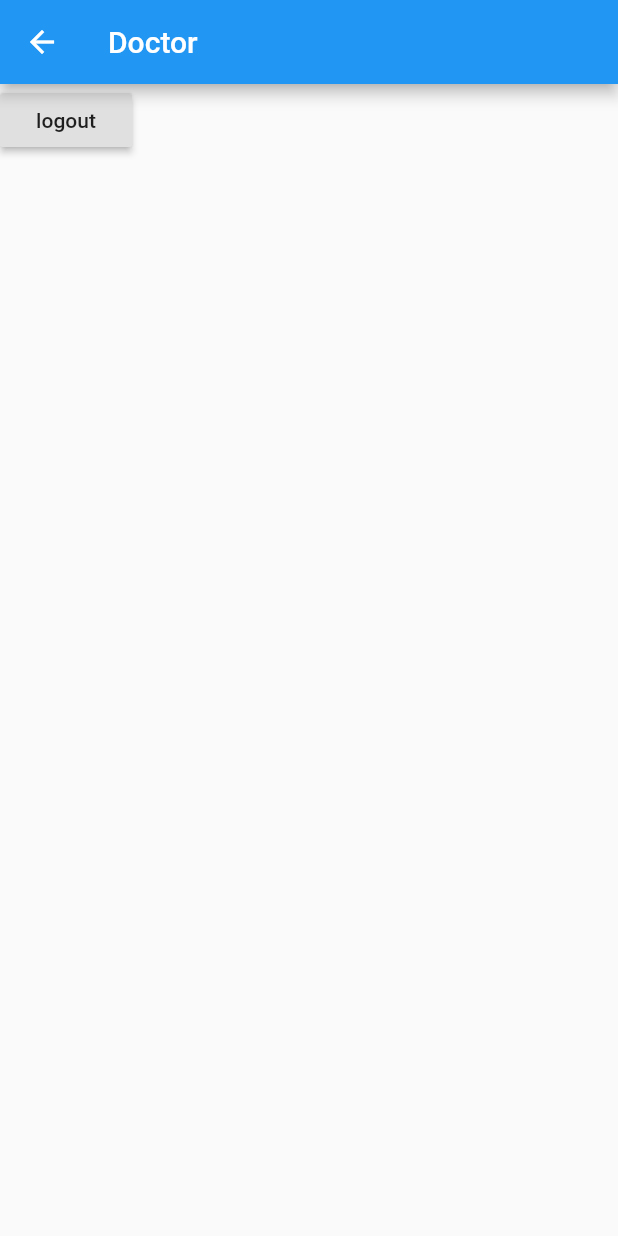
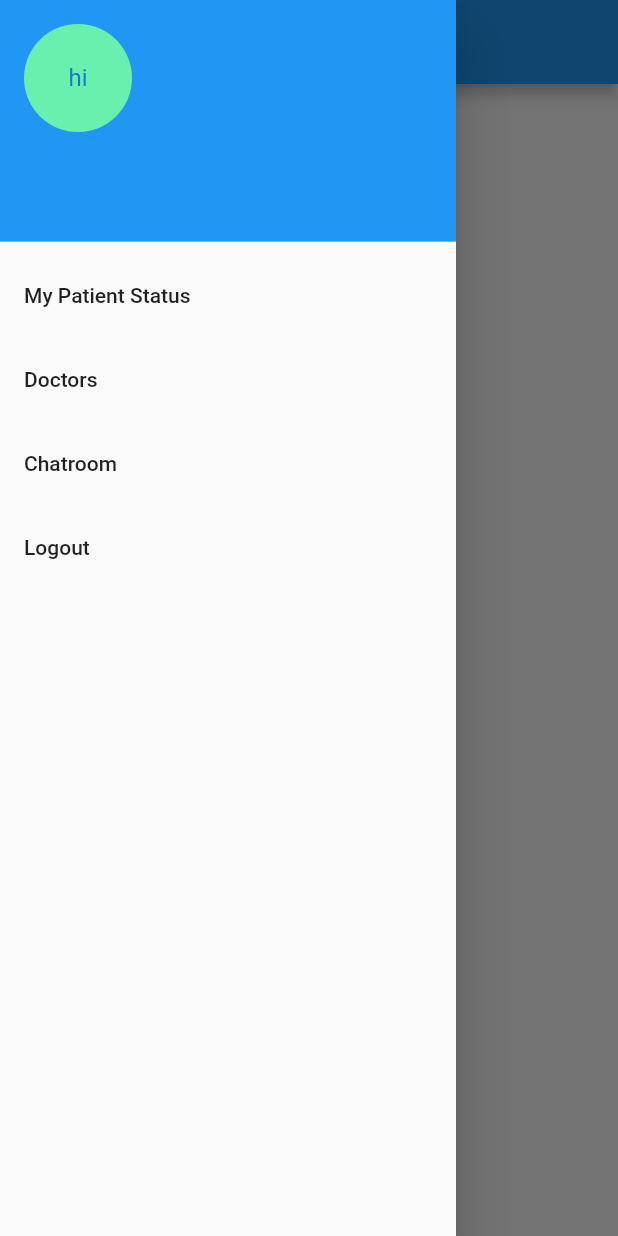
Before and after one commit to xue2007/heath-aid, a Flutter app: the AllUsersPage screen opened directly, with the side drawer open (before the commit the screen has no drawer), on a phone screen of 412 x 824 dp. Run offline on Flutter 3.47's test engine with Material 2 defaults, Android fonts, the phone set to English and light mode, and no system bars; our stand-ins replace cloud_firestore, firebase_auth; accounts and stored records are empty.

Commit message:
just small changes to my doctor page

```diff
--- a/lib/doctor_homepage.dart
+++ b/lib/doctor_homepage.dart
@@ -1,6 +1,8 @@
 import 'package:flutter/material.dart';
+import 'package:testing/patient_status.dart';
 
 import 'auth.dart';
+import 'chatroom.dart';
 
 class AllUsersPage extends StatefulWidget {
   AllUsersPage({this.auth, this.onSignedOut});
@@ -25,12 +27,55 @@ class _AllUsersPageState extends State<AllUsersPage> {
   @override
   Widget build(BuildContext context) {
     return Scaffold(
-      appBar: new AppBar(
-        title: Text('Doctor'),
+      appBar: AppBar(
+        title: Text('Doctor Homepage'),
+        centerTitle: true,
       ),
-      body: new RaisedButton(
-           child: new Text('logout'),
-          onPressed: _signOut),
+      drawer: Drawer(
+        child: ListView(
+          children: <Widget>[
+            new UserAccountsDrawerHeader(
+              //accountName: new Text('hi'),
+              //accountEmail: new Text('bye'),
+              currentAccountPicture: new CircleAvatar(
+                //backgroundImage: NetworkImage('https://images.unsplash.com/photo-1579123480439-dcc379da4707?ixlib=rb-1.2.1&ixid=eyJhcHBfaWQiOjEyMDd9&auto=format&fit=crop&w=1050&q=80'),
+                child: Text('hi'),
+                backgroundColor: Colors.greenAccent,
+              ),
+            ),
+            new ListTile(
+              title: new Text('My Patient Status'),
+              onTap: () {
+                Navigator.of(context).pop();
+                Navigator.push(
+                    context,
+                    new MaterialPageRoute(
+                        builder: (BuildContext context) => new PatientPage()));
+              },
+            ),
+            new ListTile(
+              title: new Text('Doctors'),
+              onTap: () {
+                Auth().authorizeAccess(context);
+              },
+            ),
+            new ListTile(
+              title: new Text('Chatroom'),
+              onTap: () {
+                Navigator.of(context).pop();
+                Navigator.push(
+                    context,
+                    new MaterialPageRoute(
+                        builder: (BuildContext context) => new ChatRoom()));
+              },
+            ),
+            new ListTile(
+              title: new Text('Logout'),
+              onTap: _signOut,
+            ),
+          ],
+        ),
+      ),
     );
   }
 }
```
Also changed, not shown: lib/patient_status.dart (added, +19 -0 lines).
